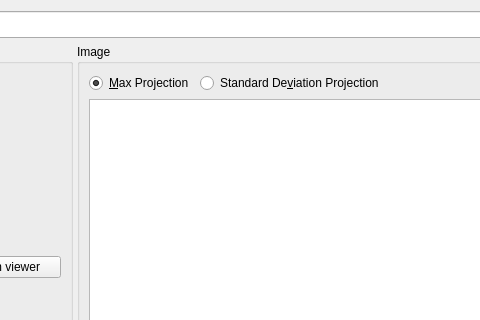
First picture: the form in mesmerize/plotting/widgets/datapoint_tracer.ui, repository kushalkolar/MESmerize, before the edit; both pictures show x 84 to 564 and y 0 to 320 of the 1043 by 697 pixel window.
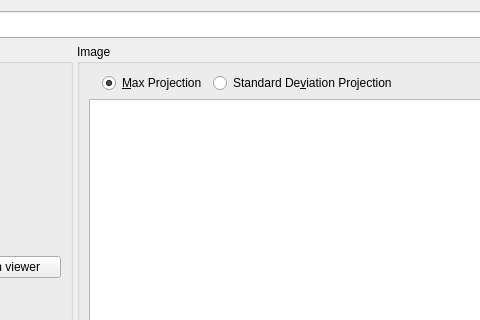
Second picture: the form after the edit. Custom widgets are drawn as their Qt base class.

Commit message: 1. 3D data can be saved to a project. 2. 3D data works with the datapoint tracer, shows max/std projection of the plane containing the ROI z-center. 3. Some refactoring of ROI Manager stuff. 4. Update docs to account for point #3 above.Update datapoint_tracer.py, datapoint_tracer.ui, and 12 more files...

```diff
--- a/mesmerize/plotting/widgets/datapoint_tracer.ui
+++ b/mesmerize/plotting/widgets/datapoint_tracer.ui
@@ -109,6 +109,13 @@
       <layout class="QVBoxLayout" name="verticalLayout_2">
        <item>
         <layout class="QHBoxLayout" name="horizontalLayout_2">
+         <item>
+          <widget class="QLabel" name="label_zlevel">
+           <property name="text">
+            <string/>
+           </property>
+          </widget>
+         </item>
          <item>
           <widget class="QRadioButton" name="radioButtonMaxProjection">
            <property name="text">
```
The commit also changes 13 other files.
